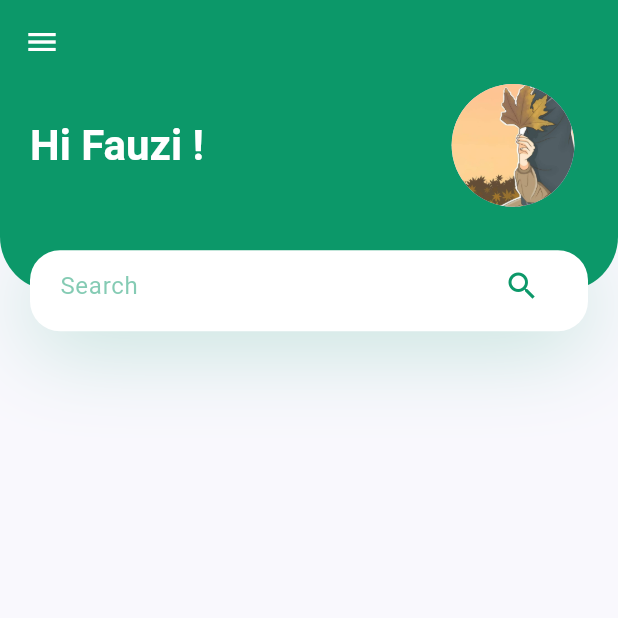
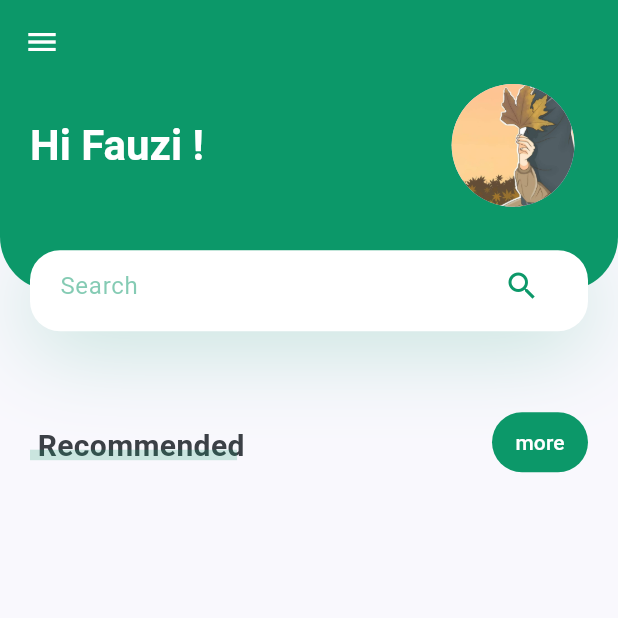
Before and after one commit to LYChubby/PlantApp_0009, a Flutter app: the screen it shows after launch, on a phone screen of 412 x 824 dp, the top half of it. Run offline on Flutter 3.47's test engine with Material 3 defaults, Android fonts, the phone set to English and light mode, and no system bars.

Commit message:
Membuat Title With More

```diff
--- a/lib/screens/home/components/body.dart
+++ b/lib/screens/home/components/body.dart
@@ -1,5 +1,7 @@
 import 'package:flutter/material.dart';
 import 'package:plantsapp/constanst.dart';
+import 'package:plantsapp/screens/home/components/header_with_searchbox.dart';
+import 'package:plantsapp/screens/home/components/title_with_more_btn.dart';
 
 class Body extends StatelessWidget {
   const Body({super.key});
@@ -8,85 +10,10 @@ class Body extends StatelessWidget {
   Widget build(BuildContext context) {
     Size size = MediaQuery.of(context).size;
     return SingleChildScrollView(
-      child: Column(children: <Widget>[HeaderWithSearchBox(size: size)]),
-    );
-  }
-}
-
-class HeaderWithSearchBox extends StatelessWidget {
-  const HeaderWithSearchBox({super.key, required this.size});
-
-  final Size size;
-
-  @override
-  Widget build(BuildContext context) {
-    return Container(
-      margin: EdgeInsets.only(bottom: kDefaultPadding * 2.5),
-      height: size.height * 0.2,
-      child: Stack(
+      child: Column(
         children: <Widget>[
-          Container(
-            padding: EdgeInsets.only(
-              left: kDefaultPadding,
-              right: kDefaultPadding,
-              bottom: 36 + kDefaultPadding,
-            ),
-            height: size.height * 0.2 - 27,
-            decoration: BoxDecoration(
-              color: kPrimaryColor,
-              borderRadius: BorderRadius.only(
-                bottomLeft: Radius.circular(36),
-                bottomRight: Radius.circular(36),
-              ),
-            ),
-            child: Row(
-              children: <Widget>[
-                Text(
-                  "Hi Fauzi !",
-                  style: Theme.of(context).textTheme.headlineMedium?.copyWith(
-                    color: Colors.white,
-                    fontWeight: FontWeight.bold,
-                  ),
-                ),
-                Spacer(),
-                CircleAvatar(
-                  radius: 50, // Ukuran radius
-                  backgroundImage: AssetImage("assets/images/profile.jpeg"),
-                ),
-              ],
-            ),
-          ),
-          Positioned(
-            bottom: 0,
-            left: 0,
-            right: 0,
-            child: Container(
-              margin: EdgeInsets.symmetric(horizontal: kDefaultPadding),
-              padding: EdgeInsets.symmetric(horizontal: kDefaultPadding),
-              height: 54,
-              decoration: BoxDecoration(
-                color: Colors.white,
-                borderRadius: BorderRadius.circular(20),
-                boxShadow: [
-                  BoxShadow(
-                    offset: Offset(0, 10),
-                    blurRadius: 50,
-                    color: kPrimaryColor.withOpacity(0.23),
-                  ),
-                ],
-              ),
-              child: TextField(
-                textAlignVertical: TextAlignVertical.center,
-                decoration: InputDecoration(
-                  hintText: "Search",
-                  hintStyle: TextStyle(color: kPrimaryColor.withOpacity(0.5)),
-                  enabledBorder: InputBorder.none,
-                  focusedBorder: InputBorder.none,
-                  suffixIcon: Icon(Icons.search, color: kPrimaryColor),
-                ),
-              ),
-            ),
-          ),
+          HeaderWithSearchBox(size: size),
+          TitleWithMoreBtn(title: "Recommended", press: () {}),
         ],
       ),
     );
--- /dev/null
+++ b/lib/screens/home/components/title_with_more_btn.dart
@@ -0,0 +1,66 @@
+import 'package:flutter/material.dart';
+import 'package:plantsapp/constanst.dart';
+
+class TitleWithMoreBtn extends StatelessWidget {
+  const TitleWithMoreBtn({super.key, required this.title, required this.press});
+
+  final String title;
+  final VoidCallback press;
+
+  @override
+  Widget build(BuildContext context) {
+    return Padding(
+      padding: const EdgeInsets.symmetric(horizontal: kDefaultPadding),
+      child: Row(
+        children: [
+          TitleWithCustomUnderline(text: title),
+          Spacer(),
+          TextButton(
+            style: TextButton.styleFrom(
+              backgroundColor: kPrimaryColor,
+              shape: RoundedRectangleBorder(
+                borderRadius: BorderRadius.circular(20),
+              ),
+            ),
+            onPressed: press,
+            child: Text("more", style: TextStyle(color: Colors.white)),
+          ),
+        ],
+      ),
+    );
+  }
+}
+
+class TitleWithCustomUnderline extends StatelessWidget {
+  const TitleWithCustomUnderline({super.key, required this.text});
+
+  final String text;
+
+  @override
+  Widget build(BuildContext context) {
+    return Container(
+      height: 24,
+      child: Stack(
+        children: <Widget>[
+          Padding(
+            padding: const EdgeInsets.only(left: kDefaultPadding / 4),
+            child: Text(
+              text,
+              style: TextStyle(fontSize: 20, fontWeight: FontWeight.bold),
+            ),
+          ),
+          Positioned(
+            bottom: 0,
+            left: 0,
+            right: 0,
+            child: Container(
+              margin: EdgeInsets.only(right: kDefaultPadding / 4),
+              height: 7,
+              color: kPrimaryColor.withOpacity(0.2),
+            ),
+          ),
+        ],
+      ),
+    );
+  }
+}
```
